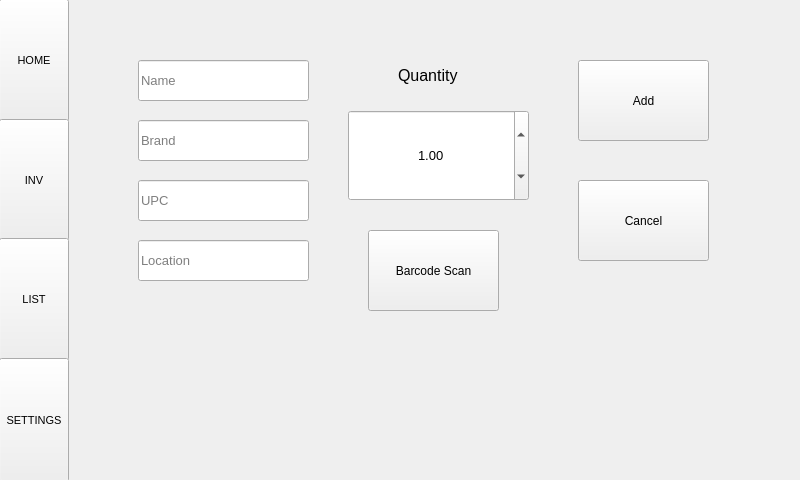
Before: the Qt Designer form mainwindow.ui in jspinn/Foodventory, drawn with Qt 5.
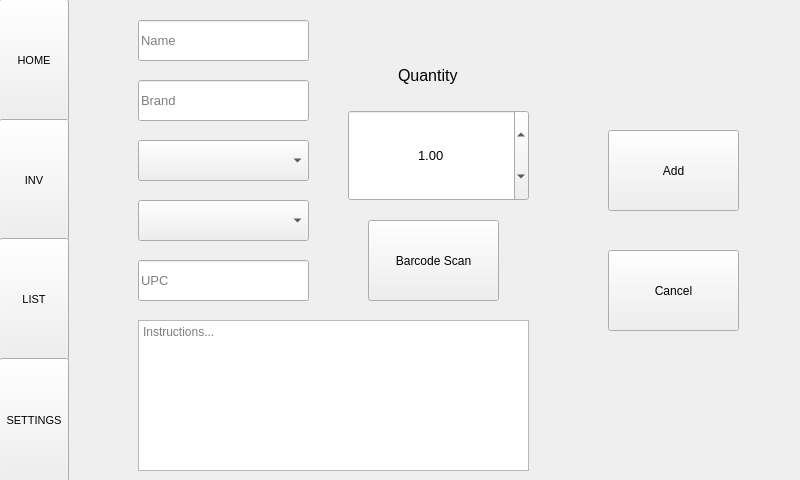
After: the same form once the commit is applied. The open tabs and pages were chosen to show the change.

Commit message: Added instructions and category to database

Patch:
```diff
--- a/mainwindow.ui
+++ b/mainwindow.ui
@@ -585,7 +585,7 @@
       <property name="geometry">
        <rect>
         <x>70</x>
-        <y>60</y>
+        <y>20</y>
         <width>171</width>
         <height>41</height>
        </rect>
@@ -603,7 +603,7 @@
       <property name="geometry">
        <rect>
         <x>70</x>
-        <y>120</y>
+        <y>80</y>
         <width>171</width>
         <height>41</height>
        </rect>
@@ -621,7 +621,7 @@
       <property name="geometry">
        <rect>
         <x>70</x>
-        <y>180</y>
+        <y>260</y>
         <width>171</width>
         <height>41</height>
        </rect>
@@ -638,35 +638,11 @@
        <bool>false</bool>
       </property>
      </widget>
-     <widget class="QLineEdit" name="locationLineEdit">
-      <property name="geometry">
-       <rect>
-        <x>70</x>
-        <y>240</y>
-        <width>171</width>
-        <height>41</height>
-       </rect>
-      </property>
-      <property name="font">
-       <font>
-        <pointsize>10</pointsize>
-       </font>
-      </property>
-      <property name="inputMethodHints">
-       <set>Qt::ImhDigitsOnly</set>
-      </property>
-      <property name="placeholderText">
-       <string>Location</string>
-      </property>
-      <property name="clearButtonEnabled">
-       <bool>false</bool>
-      </property>
-     </widget>
      <widget class="QPushButton" name="manualAddButton">
       <property name="geometry">
        <rect>
-        <x>510</x>
-        <y>60</y>
+        <x>540</x>
+        <y>130</y>
         <width>131</width>
         <height>81</height>
        </rect>
@@ -678,8 +654,8 @@
      <widget class="QPushButton" name="manualCancelButton">
       <property name="geometry">
        <rect>
-        <x>510</x>
-        <y>180</y>
+        <x>540</x>
+        <y>250</y>
         <width>131</width>
         <height>81</height>
        </rect>
@@ -710,7 +686,7 @@
       <property name="geometry">
        <rect>
         <x>300</x>
-        <y>230</y>
+        <y>220</y>
         <width>131</width>
         <height>81</height>
        </rect>
@@ -740,6 +716,49 @@
        <double>1.000000000000000</double>
       </property>
      </widget>
+     <widget class="QTextEdit" name="instructionsEdit">
+      <property name="geometry">
+       <rect>
+        <x>70</x>
+        <y>320</y>
+        <width>391</width>
+        <height>151</height>
+       </rect>
+      </property>
+      <property name="placeholderText">
+       <string>Instructions...</string>
+      </property>
+     </widget>
+     <widget class="QComboBox" name="categoryComboBox">
+      <property name="geometry">
+       <rect>
+        <x>70</x>
+        <y>140</y>
+        <width>171</width>
+        <height>41</height>
+       </rect>
+      </property>
+      <property name="font">
+       <font>
+        <pointsize>14</pointsize>
+       </font>
+      </property>
+     </widget>
+     <widget class="QComboBox" name="locationComboBox">
+      <property name="geometry">
+       <rect>
+        <x>70</x>
+        <y>200</y>
+        <width>171</width>
+        <height>41</height>
+       </rect>
+      </property>
+      <property name="font">
+       <font>
+        <pointsize>14</pointsize>
+       </font>
+      </property>
+     </widget>
     </widget>
    </widget>
    <widget class="QPushButton" name="homeButton">
```
Left out of the diff: 19 changed lines with no effect on the pictures. The commit also changes 7 other files.
